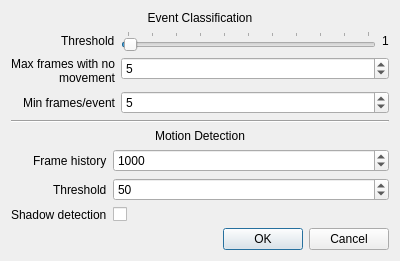
Qt form application/ui/splitdialog.ui (BioFoV/BioFoV) before a commit.
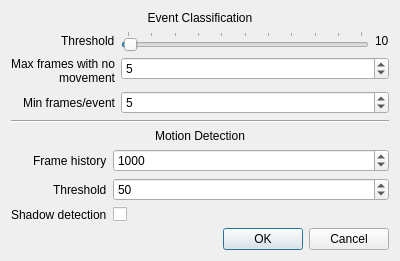
The same form after that commit.

Commit message: Default value of bgsub thresh is 10 permille not 1

The edit to the form file:
```diff
--- a/application/ui/splitdialog.ui
+++ b/application/ui/splitdialog.ui
@@ -113,7 +113,7 @@
             </sizepolicy>
            </property>
            <property name="text">
-            <string notr="true">1</string>
+            <string notr="true">10</string>
            </property>
           </widget>
          </item>
```
